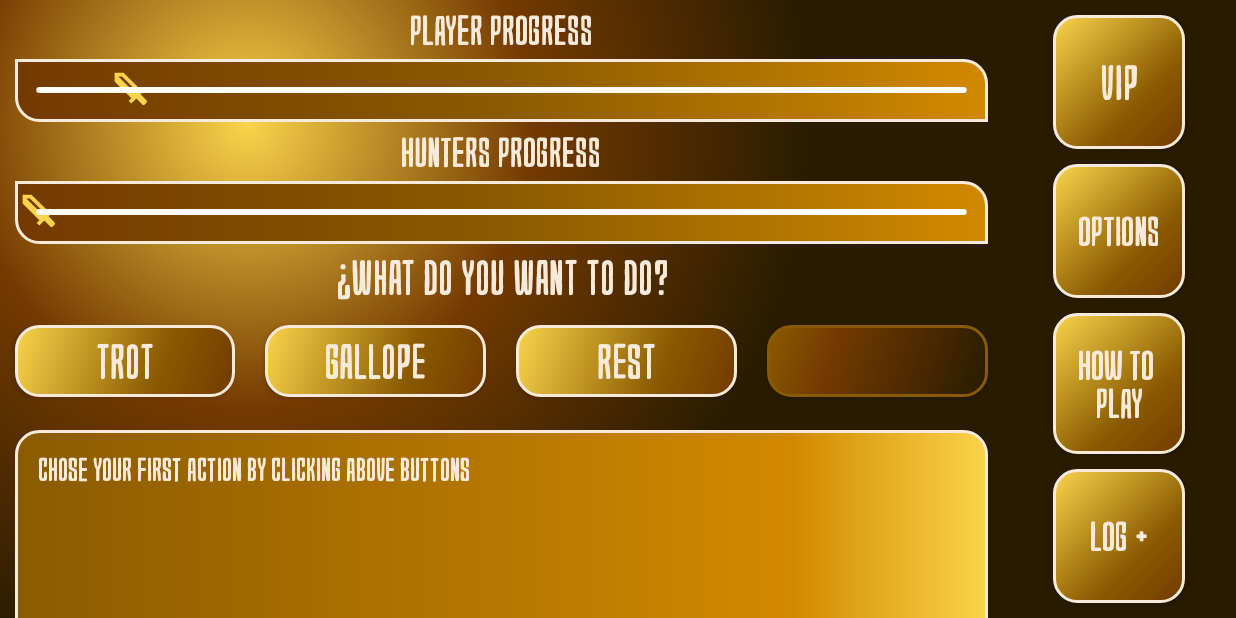
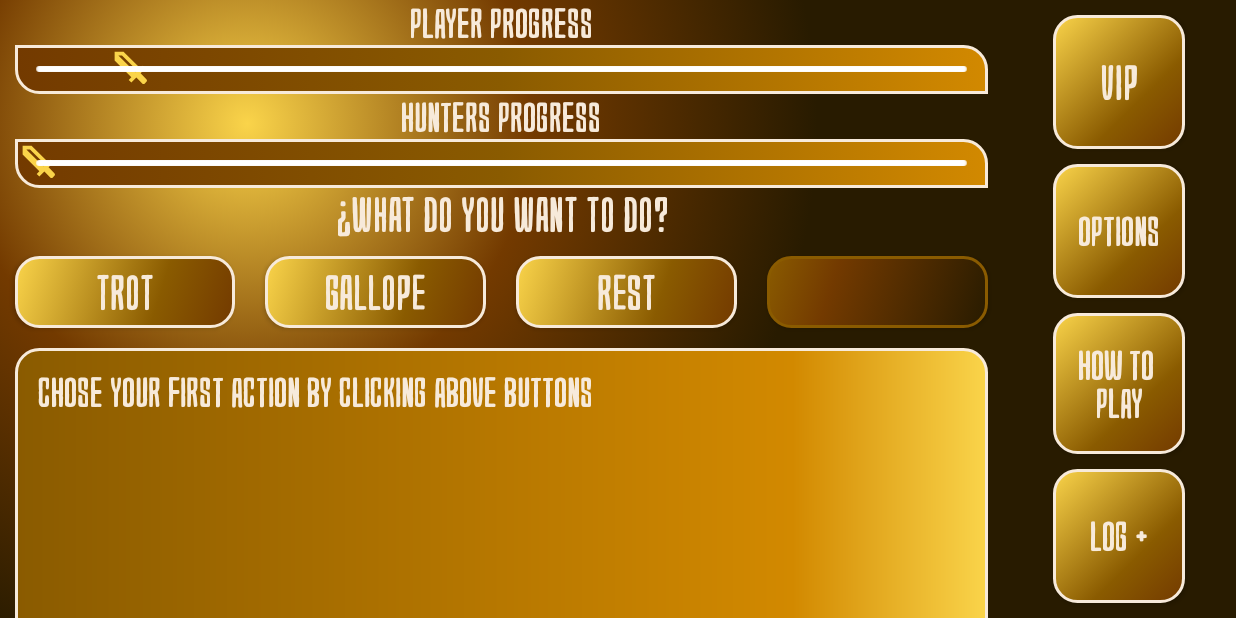
Before and after one commit to ZentoBernabeuPerez/DesertScape, an Android app: the screen it shows after launch (MainActivity), after a tap on an icon or button, on a phone screen of 824 x 412 dp (held sideways). Run offline under Robolectric (Android 15) with nearby library versions, the phone set to English and light mode, and no system bars.

Commit message:
added the scrollable log

```diff
--- a/app/src/main/res/layout/activity_main.xml
+++ b/app/src/main/res/layout/activity_main.xml
@@ -126,11 +126,15 @@
                         android:textColor="@color/desert_pale"
                         android:textSize="30sp" />
                 </LinearLayout>
+                <LinearLayout
+                    android:layout_width="match_parent"
+                    android:layout_height="160dp"
+                    android:orientation="vertical"
+                    android:layout_weight="6">
                     <ScrollView
                         android:id="@+id/storytellingSV"
                         android:layout_width="match_parent"
                         android:layout_height="wrap_content"
-                    android:layout_weight="6"
                         android:layout_marginHorizontal="10dp"
                         android:background="@drawable/desert_scrollbar"
                         android:scrollbarAlwaysDrawVerticalTrack="true"
@@ -138,13 +142,14 @@
                         <TextView
                             android:id="@+id/storyTellingTV"
                             android:layout_width="match_parent"
-                        android:layout_height="wrap_content"
+                            android:layout_height="500dp"
                             android:fontFamily="@font/gomarice_coffee_jelly_umai"
                             android:padding="15dp"
-                        android:text="Chose your first action by clicking above buttons"
+                            android:text="Chose your first action by clicking above buttons\n\n\n\n\n\n"
                             android:textColor="@color/desert_pale"
-                        android:textSize="20sp" />
+                            android:textSize="25sp"/>
                     </ScrollView>
+                </LinearLayout>
             </LinearLayout>
             <LinearLayout
                 android:layout_width="wrap_content"
```
Lines whose indentation alone changed are shown as unchanged.
